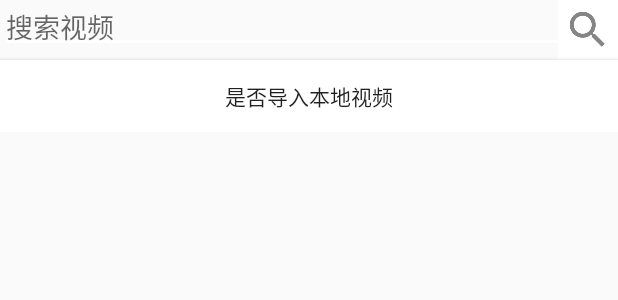
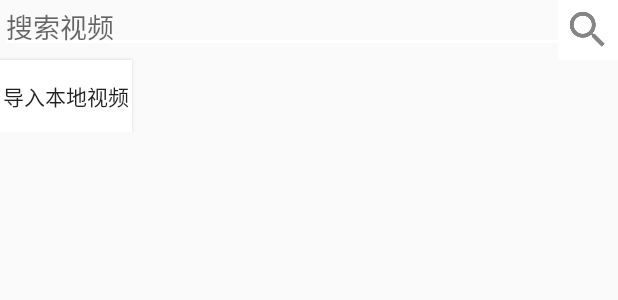
Before and after one commit to zhang-yongjiang/ifsmile, an Android app: the layout fragment_main_list.xml on its own in the app's theme, with its tools: preview values and no code run, on a phone screen of 412 x 824 dp. Shown: the top 300 px of the screen. Run offline under Robolectric (Android 15) with nearby library versions, the phone set to English and light mode, and no system bars.

Commit message:
12.3.1 commit

```diff
--- a/app/src/main/res/layout/fragment_main_list.xml
+++ b/app/src/main/res/layout/fragment_main_list.xml
@@ -31,7 +31,7 @@
 
         <Button
             android:id="@+id/my_video_button"
-            android:layout_width="match_parent"
+            android:layout_width="wrap_content"
             android:layout_height="wrap_content"
             android:text="@string/my_video"
             android:background="@drawable/button_color_selector"/>
--- a/app/src/main/res/values/strings.xml
+++ b/app/src/main/res/values/strings.xml
@@ -1,6 +1,6 @@
 <resources>
     <string name="app_name">IfSmile</string>
-    <string name="my_video">是否导入本地视频</string>
+    <string name="my_video">导入本地视频</string>
     <string name="my_music">本地音乐</string>
     <string name="view_source_video">还没有任何视频,现在导入</string>
     <string name="return_parent_activity">返回</string>
```
